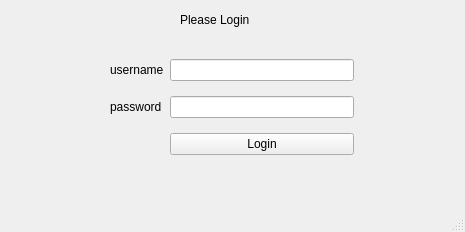
First picture: the form in ui/login.ui, repository KHIWQQ/Check_Cadet_2, before the edit.
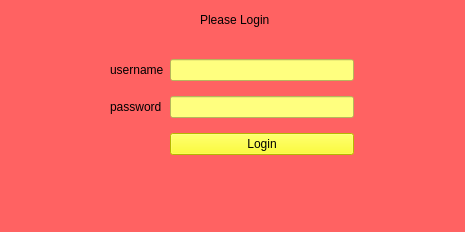
Second picture: the form after the edit.

Patch:
```diff
--- a/ui/login.ui
+++ b/ui/login.ui
@@ -13,11 +13,14 @@
   <property name="windowTitle">
    <string>MainWindow</string>
   </property>
+  <property name="styleSheet">
+   <string notr="true">background-color: rgb(255, 98, 98);</string>
+  </property>
   <widget class="QWidget" name="centralwidget">
    <widget class="QLabel" name="label_3">
     <property name="geometry">
      <rect>
-      <x>180</x>
+      <x>200</x>
       <y>10</y>
       <width>181</width>
       <height>19</height>
@@ -27,7 +30,7 @@
      <string>Please Login</string>
     </property>
    </widget>
-   <widget class="QWidget" name="">
+   <widget class="QWidget" name="layoutWidget">
     <property name="geometry">
      <rect>
       <x>110</x>
@@ -38,10 +41,17 @@
     </property>
     <layout class="QGridLayout" name="gridLayout">
      <item row="1" column="1">
-      <widget class="QLineEdit" name="password"/>
+      <widget class="QLineEdit" name="password">
+       <property name="styleSheet">
+        <string notr="true">background-color: rgb(255, 255, 127);</string>
+       </property>
+      </widget>
      </item>
      <item row="2" column="1">
       <widget class="QPushButton" name="login">
+       <property name="styleSheet">
+        <string notr="true">background-color: rgb(255, 255, 0);</string>
+       </property>
        <property name="text">
         <string>Login</string>
        </property>
@@ -62,7 +72,11 @@
       </widget>
      </item>
      <item row="0" column="1">
-      <widget class="QLineEdit" name="username"/>
+      <widget class="QLineEdit" name="username">
+       <property name="styleSheet">
+        <string notr="true">background-color: rgb(255, 255, 127);</string>
+       </property>
+      </widget>
      </item>
     </layout>
    </widget>
```
Left out of the diff: 2 changed lines with no effect on the pictures.
